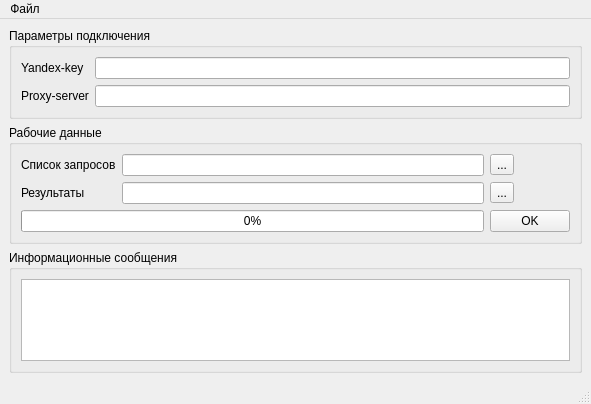
akru/QYandexSearch, file ya.ui: the form before one commit.
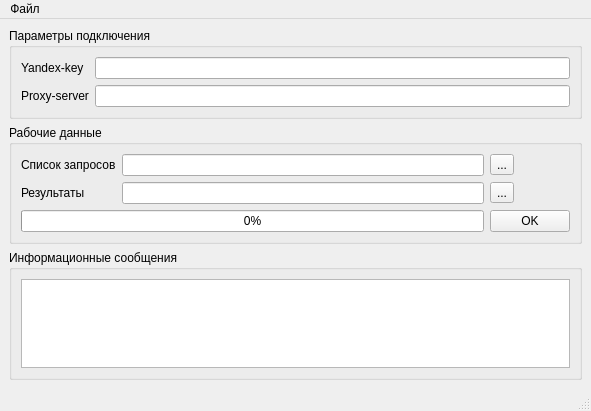
The form after the commit.

Commit message: Added functions to gui buttons.

```diff
--- a/ya.ui
+++ b/ya.ui
@@ -7,7 +7,7 @@
     <x>0</x>
     <y>0</y>
     <width>591</width>
-    <height>404</height>
+    <height>411</height>
    </rect>
   </property>
   <property name="windowTitle">
```
Left out of the diff: 9 changed lines with no effect on the pictures. The commit also changes 1 other file.
